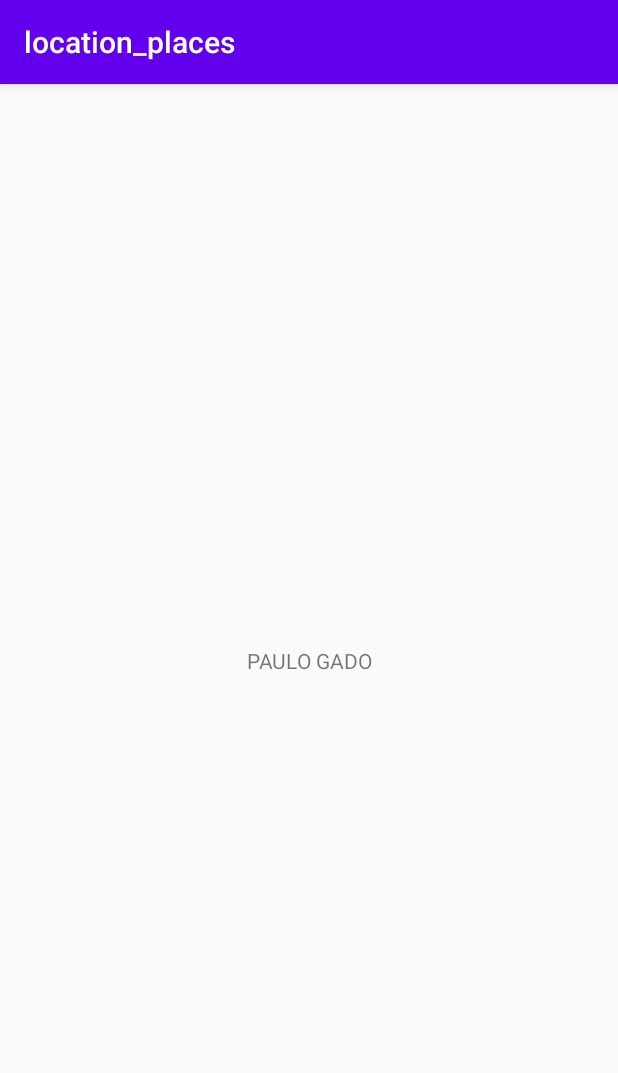
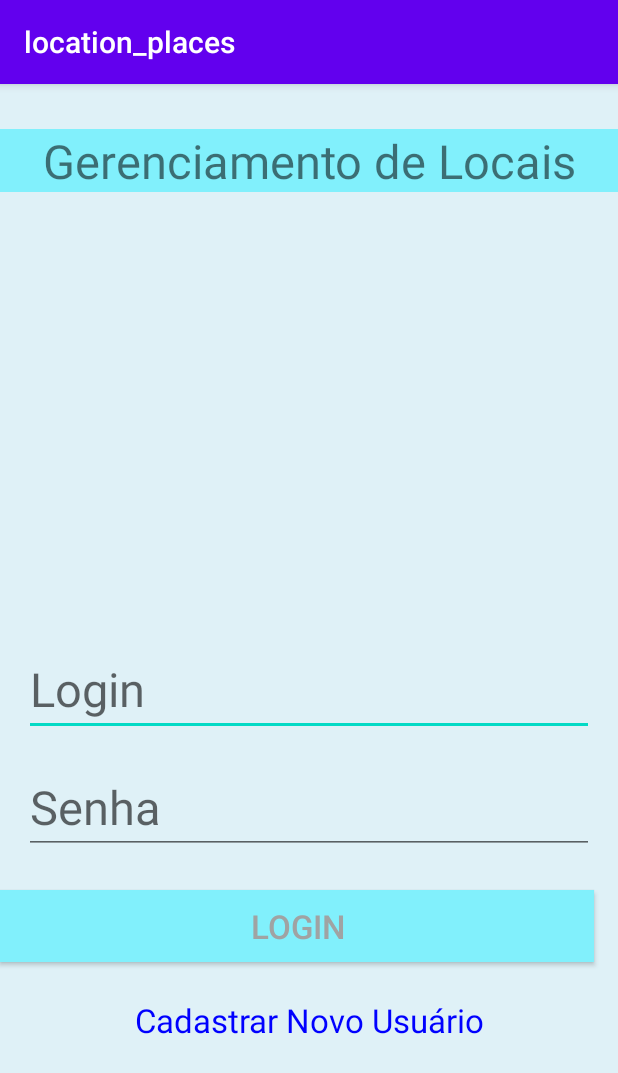
Before and after one commit to portel4/projetoLocation, an Android app: the screen it shows after launch (MainActivity before the commit, LoginActivity after it), on a phone screen of 412 x 824 dp. Shown: the top 1073 px of the screen. Run offline under Robolectric (Android 15) with nearby library versions, the phone set to English and light mode, and no system bars.

Commit message:
Criando Layout da tela de login

```diff
--- a/app/src/main/AndroidManifest.xml
+++ b/app/src/main/AndroidManifest.xml
@@ -9,13 +9,15 @@
         android:roundIcon="@mipmap/ic_launcher_round"
         android:supportsRtl="true"
         android:theme="@style/AppTheme">
-        <activity android:name=".MainActivity">
+        <activity android:name=".LoginActivity">
             <intent-filter>
                 <action android:name="android.intent.action.MAIN" />
 
                 <category android:name="android.intent.category.LAUNCHER" />
             </intent-filter>
         </activity>
+        <activity android:name=".MainActivity">
+        </activity>
     </application>
 
 </manifest>
--- /dev/null
+++ b/app/src/main/java/com/example/location_places/LoginActivity.java
@@ -0,0 +1,14 @@
+package com.example.location_places;
+
+import androidx.appcompat.app.AppCompatActivity;
+
+import android.os.Bundle;
+
+public class LoginActivity extends AppCompatActivity {
+
+    @Override
+    protected void onCreate(Bundle savedInstanceState) {
+        super.onCreate(savedInstanceState);
+        setContentView(R.layout.activity_login);
+    }
+}
--- /dev/null
+++ b/app/src/main/res/layout/activity_login.xml
@@ -0,0 +1,77 @@
+<?xml version="1.0" encoding="utf-8"?>
+<androidx.constraintlayout.widget.ConstraintLayout
+    xmlns:android="http://schemas.android.com/apk/res/android"
+    xmlns:app="http://schemas.android.com/apk/res-auto"
+    xmlns:tools="http://schemas.android.com/tools"
+    android:background="@color/fundoPadrao"
+    android:layout_width="match_parent"
+    android:layout_height="match_parent"
+    tools:context=".LoginActivity">
+    <TextView
+        android:id="@+id/textViewTitulo"
+        android:layout_width="match_parent"
+        android:layout_height="wrap_content"
+        android:text="Gerenciamento de Locais"
+        android:gravity="center"
+        android:background="@color/fundoFaixa"
+        android:textSize="14pt"
+        android:layout_marginTop="30dp"
+        app:layout_constraintTop_toTopOf="parent"
+        app:layout_constraintRight_toRightOf="parent"
+        app:layout_constraintLeft_toLeftOf="parent" />
+
+    <EditText
+        android:id="@+id/editTextUsuario"
+        android:layout_width="match_parent"
+        android:layout_height="wrap_content"
+        android:textSize="14pt"
+        android:layout_marginTop="300dp"
+        android:layout_marginRight="16dp"
+        android:layout_marginLeft="16dp"
+        android:hint="Login"
+        app:layout_constraintTop_toBottomOf="@+id/textViewTitulo"
+        app:layout_constraintRight_toRightOf="parent"
+        app:layout_constraintLeft_toLeftOf="parent"/>
+
+    <EditText
+        android:id="@+id/editTextSenha"
+        android:layout_width="match_parent"
+        android:layout_height="wrap_content"
+        android:textSize="14pt"
+        android:layout_marginTop="16dp"
+        android:layout_marginRight="16dp"
+        android:layout_marginLeft="16dp"
+        android:inputType="textPassword"
+        android:hint="Senha"
+        app:layout_constraintTop_toBottomOf="@+id/editTextUsuario"
+        app:layout_constraintRight_toRightOf="parent"
+        app:layout_constraintLeft_toLeftOf="parent"/>
+
+    <TextView
+        android:id="@+id/textViewNovoCadastro"
+        android:layout_width="wrap_content"
+        android:layout_height="wrap_content"
+        android:text="Cadastrar Novo Usuário"
+        android:textColor="@color/clicarCor"
+        android:textSize="10pt"
+        android:layout_marginTop="24dp"
+        app:layout_constraintTop_toBottomOf="@+id/btnLogin"
+        app:layout_constraintRight_toRightOf="parent"
+        app:layout_constraintLeft_toLeftOf="parent" />
+
+    <Button
+        android:id="@+id/btnLogin"
+        android:layout_width="match_parent"
+        android:layout_height="wrap_content"
+        android:text="Login"
+        android:background="@color/fundoFaixa"
+        android:textColor="#a0a3a3"
+        android:textSize="10pt"
+        android:layout_marginTop="24dp"
+        android:layout_marginRight="16dp"
+        app:layout_constraintTop_toBottomOf="@+id/editTextSenha"
+        app:layout_constraintRight_toRightOf="parent"
+        app:layout_constraintLeft_toLeftOf="parent"/>
+
+
+</androidx.constraintlayout.widget.ConstraintLayout>
--- a/app/src/main/res/values/colors.xml
+++ b/app/src/main/res/values/colors.xml
@@ -3,4 +3,7 @@
     <color name="colorPrimary">#6200EE</color>
     <color name="colorPrimaryDark">#3700B3</color>
     <color name="colorAccent">#03DAC5</color>
+    <color name="fundoPadrao">#dff1f7</color>
+    <color name="clicarCor">#0000ff</color>
+    <color name="fundoFaixa">#81f0fc</color>
 </resources>
```
